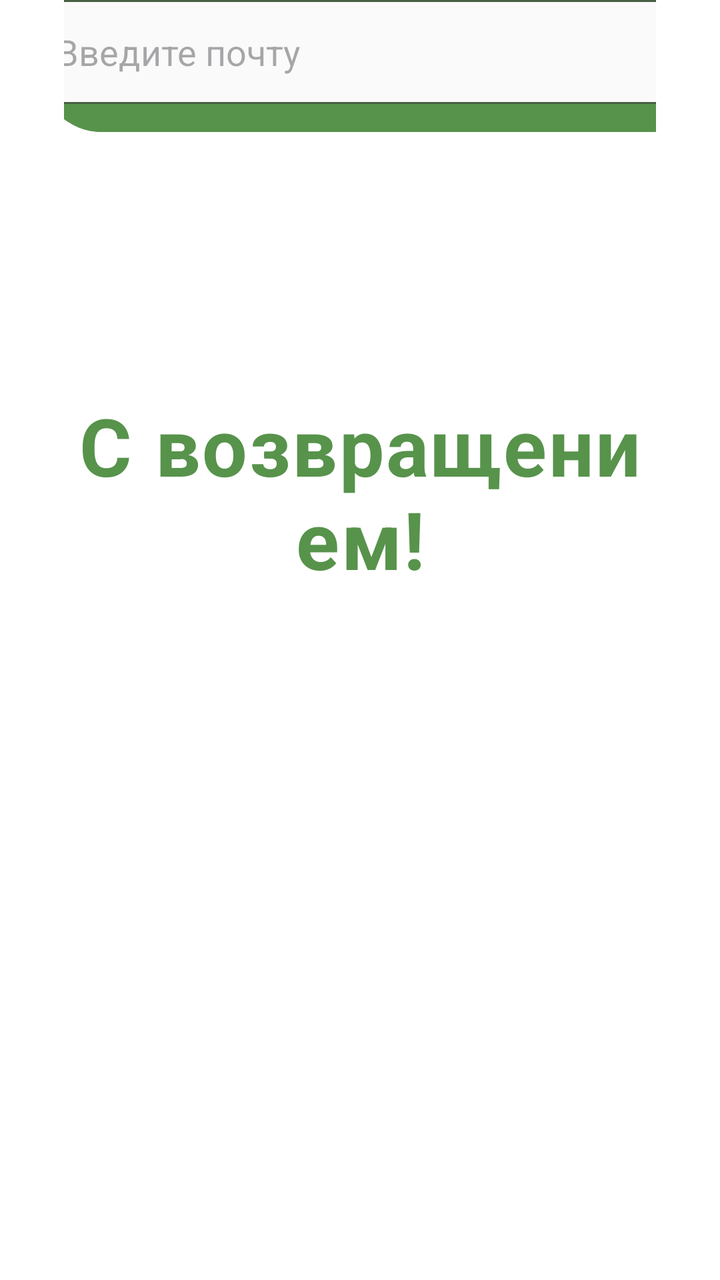
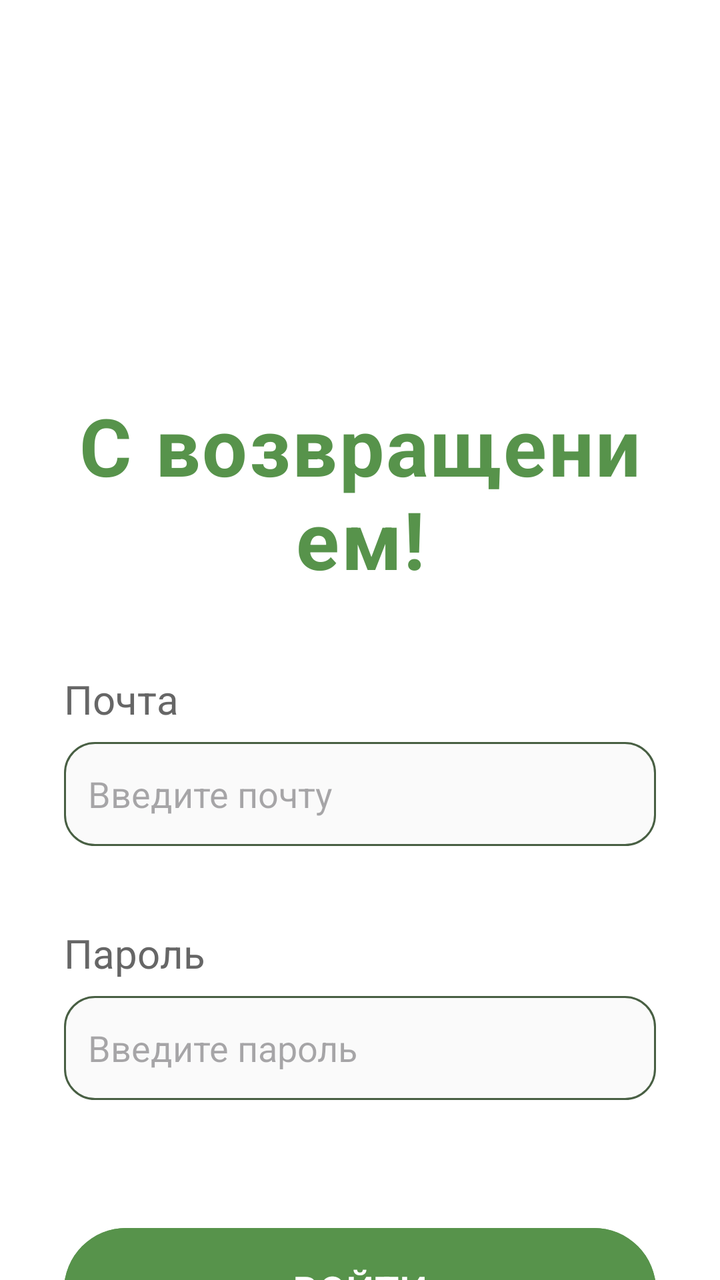

An Android layout rendered at two revisions. The XML below is the earlier revision; the diff shows what the commit changed to produce the second picture.
<!-- AndroidManifest.xml: application theme Theme.EnglishApp -->
<!-- res/layout/login.xml -->
<?xml version="1.0" encoding="utf-8"?>
<androidx.constraintlayout.widget.ConstraintLayout
    xmlns:android="http://schemas.android.com/apk/res/android"
    xmlns:app="http://schemas.android.com/apk/res-auto"
    xmlns:tools="http://schemas.android.com/tools"
    android:layout_width="match_parent"
    android:layout_height="match_parent"
    android:background="@color/white"
    android:paddingHorizontal="32dp"
    tools:context=".MainActivity">

    <Button
        android:id="@+id/btn_sign_in"
        android:layout_width="340dp"
        android:layout_height="70dp"
        android:layout_weight="0.8"
        android:backgroundTint="@color/greenMain"
        android:text="ВОЙТИ"
        android:textSize="20sp"
        app:layout_constraintEnd_toEndOf="parent"
        app:layout_constraintHorizontal_bias="0.285"
        app:layout_constraintStart_toStartOf="parent"
        tools:layout_editor_absoluteY="499dp" />

    <TextView
        android:layout_width="wrap_content"
        android:layout_height="wrap_content"
        android:text="Почта"
        android:textColor="#666666"
        android:textSize="20sp"
        tools:layout_editor_absoluteX="15dp"
        tools:layout_editor_absoluteY="276dp" />

    <EditText
        android:id="@+id/wordInput"
        android:layout_width="337dp"
        android:layout_height="52dp"
        android:background="@drawable/edittext_background"
        android:hint="Введите почту"
        android:padding="12dp"
        app:layout_constraintEnd_toEndOf="parent"
        app:layout_constraintHorizontal_bias="0.4"
        app:layout_constraintStart_toStartOf="parent"
        tools:layout_editor_absoluteY="310dp" />

    <TextView
        android:layout_width="wrap_content"
        android:layout_height="wrap_content"
        android:text="Пароль"
        android:textColor="#666666"
        android:textSize="20sp"
        tools:layout_editor_absoluteX="15dp"
        tools:layout_editor_absoluteY="385dp" />

    <EditText
        android:id="@+id/wordInput"
        android:layout_width="337dp"
        android:layout_height="52dp"
        android:background="@drawable/edittext_background"
        android:hint="Введите почту"
        android:padding="12dp"
        app:layout_constraintEnd_toEndOf="parent"
        app:layout_constraintHorizontal_bias="0.4"
        app:layout_constraintStart_toStartOf="parent"
        tools:layout_editor_absoluteY="418dp" />

    <TextView
        android:id="@+id/tvGreeting"
        android:layout_width="wrap_content"
        android:layout_height="wrap_content"
        android:layout_marginTop="196dp"
        android:letterSpacing="0.02"
        android:text="С возвращением!"
        android:textAlignment="center"
        android:textColor="@color/greenMain"
        android:textSize="40sp"
        android:textStyle="bold"
        app:layout_constraintEnd_toEndOf="parent"
        app:layout_constraintStart_toStartOf="parent"
        app:layout_constraintTop_toTopOf="parent" />


</androidx.constraintlayout.widget.ConstraintLayout>
<!-- resources referenced by this layout -->
<resources>
  <color name="greenMain">#57934B</color>
  <color name="white">#FFFFFFFF</color>
  <!-- drawable edittext_background (drawable) -->
  <?xml version="1.0" encoding="utf-8"?>
  <shape xmlns:android="http://schemas.android.com/apk/res/android">
      <solid android:color="#FAFAFA"/>
      <stroke android:width="1dp" android:color="@color/darkGreen"/>
      <corners android:radius="15dp"/>
      <padding android:left="8dp" android:top="8dp" android:right="8dp" android:bottom="8dp"/>
  </shape>
  <style name="Theme.EnglishApp" parent="Base.Theme.EnglishApp">
          <item name="buttonSearch">@style/ButtonSearch</item>
      </style>
  <color name="darkGreen">#485F43</color>
  <style name="Base.Theme.EnglishApp" parent="Theme.Material3.DayNight.NoActionBar">
          <item name="android:windowBackground">@color/white</item>
      </style>
  <style name="ButtonSearch">
          <item name="android:src">@drawable/searchicon</item>
      </style>
  <!-- drawable searchicon (drawable) -->
  <vector xmlns:android="http://schemas.android.com/apk/res/android"
      android:width="24dp"
      android:height="24dp"
      android:viewportWidth="24"
      android:viewportHeight="24">
    <path
        android:pathData="M21,21L16.66,16.66"
        android:strokeLineJoin="round"
        android:strokeWidth="2"
        android:fillColor="#00000000"
        android:strokeColor="#13360A"
        android:strokeLineCap="round"/>
    <path
        android:pathData="M11,19C15.418,19 19,15.418 19,11C19,6.582 15.418,3 11,3C6.582,3 3,6.582 3,11C3,15.418 6.582,19 11,19Z"
        android:strokeLineJoin="round"
        android:strokeWidth="2"
        android:fillColor="#00000000"
        android:strokeColor="#13360A"
        android:strokeLineCap="round"/>
  </vector>
</resources>

<!-- the commit's change to res/layout/login.xml (unified diff, before → after) -->
@@ -9,66 +9,10 @@
     android:paddingHorizontal="32dp"
     tools:context=".MainActivity">
 
-    <Button
-        android:id="@+id/btn_sign_in"
-        android:layout_width="340dp"
-        android:layout_height="70dp"
-        android:layout_weight="0.8"
-        android:backgroundTint="@color/greenMain"
-        android:text="ВОЙТИ"
-        android:textSize="20sp"
-        app:layout_constraintEnd_toEndOf="parent"
-        app:layout_constraintHorizontal_bias="0.285"
-        app:layout_constraintStart_toStartOf="parent"
-        tools:layout_editor_absoluteY="499dp" />
-
-    <TextView
-        android:layout_width="wrap_content"
-        android:layout_height="wrap_content"
-        android:text="Почта"
-        android:textColor="#666666"
-        android:textSize="20sp"
-        tools:layout_editor_absoluteX="15dp"
-        tools:layout_editor_absoluteY="276dp" />
-
-    <EditText
-        android:id="@+id/wordInput"
-        android:layout_width="337dp"
-        android:layout_height="52dp"
-        android:background="@drawable/edittext_background"
-        android:hint="Введите почту"
-        android:padding="12dp"
-        app:layout_constraintEnd_toEndOf="parent"
-        app:layout_constraintHorizontal_bias="0.4"
-        app:layout_constraintStart_toStartOf="parent"
-        tools:layout_editor_absoluteY="310dp" />
-
-    <TextView
-        android:layout_width="wrap_content"
-        android:layout_height="wrap_content"
-        android:text="Пароль"
-        android:textColor="#666666"
-        android:textSize="20sp"
-        tools:layout_editor_absoluteX="15dp"
-        tools:layout_editor_absoluteY="385dp" />
-
-    <EditText
-        android:id="@+id/wordInput"
-        android:layout_width="337dp"
-        android:layout_height="52dp"
-        android:background="@drawable/edittext_background"
-        android:hint="Введите почту"
-        android:padding="12dp"
-        app:layout_constraintEnd_toEndOf="parent"
-        app:layout_constraintHorizontal_bias="0.4"
-        app:layout_constraintStart_toStartOf="parent"
-        tools:layout_editor_absoluteY="418dp" />
-
     <TextView
         android:id="@+id/tvGreeting"
         android:layout_width="wrap_content"
         android:layout_height="wrap_content"
-        android:layout_marginTop="196dp"
         android:letterSpacing="0.02"
         android:text="С возвращением!"
         android:textAlignment="center"
@@ -77,7 +21,68 @@
         android:textStyle="bold"
         app:layout_constraintEnd_toEndOf="parent"
         app:layout_constraintStart_toStartOf="parent"
-        app:layout_constraintTop_toTopOf="parent" />
+        app:layout_constraintTop_toTopOf="parent"
+        app:layout_constraintBottom_toTopOf="@+id/tvEmailLabel"
+        app:layout_constraintVertical_chainStyle="packed"
+        android:layout_marginTop="196dp" />
 
+    <TextView
+        android:id="@+id/tvEmailLabel"
+        android:layout_width="wrap_content"
+        android:layout_height="wrap_content"
+        android:text="Почта"
+        android:textColor="#666666"
+        android:textSize="20sp"
+        app:layout_constraintStart_toStartOf="parent"
+        app:layout_constraintTop_toBottomOf="@id/tvGreeting"
+        android:layout_marginTop="40dp" />
+
+    <EditText
+        android:id="@+id/etEmail"
+        android:layout_width="0dp"
+        android:layout_height="52dp"
+        android:background="@drawable/edittext_background"
+        android:hint="Введите почту"
+        android:padding="12dp"
+        app:layout_constraintStart_toStartOf="parent"
+        app:layout_constraintEnd_toEndOf="parent"
+        app:layout_constraintTop_toBottomOf="@id/tvEmailLabel"
+        android:layout_marginTop="8dp" />
+
+    <TextView
+        android:id="@+id/tvPasswordLabel"
+        android:layout_width="wrap_content"
+        android:layout_height="wrap_content"
+        android:text="Пароль"
+        android:textColor="#666666"
+        android:textSize="20sp"
+        app:layout_constraintStart_toStartOf="parent"
+        app:layout_constraintTop_toBottomOf="@id/etEmail"
+        android:layout_marginTop="40dp" />
+
+    <EditText
+        android:id="@+id/etPassword"
+        android:layout_width="0dp"
+        android:layout_height="52dp"
+        android:background="@drawable/edittext_background"
+        android:hint="Введите пароль"
+        android:padding="12dp"
+        android:inputType="textPassword"
+        app:layout_constraintStart_toStartOf="parent"
+        app:layout_constraintEnd_toEndOf="parent"
+        app:layout_constraintTop_toBottomOf="@id/tvPasswordLabel"
+        android:layout_marginTop="8dp" />
+
+    <Button
+        android:id="@+id/btn_sign_in"
+        android:layout_width="0dp"
+        android:layout_height="70dp"
+        android:backgroundTint="@color/greenMain"
+        android:text="ВОЙТИ"
+        android:textSize="20sp"
+        app:layout_constraintStart_toStartOf="parent"
+        app:layout_constraintEnd_toEndOf="parent"
+        app:layout_constraintTop_toBottomOf="@id/etPassword"
+        android:layout_marginTop="60dp" />
 
 </androidx.constraintlayout.widget.ConstraintLayout>
